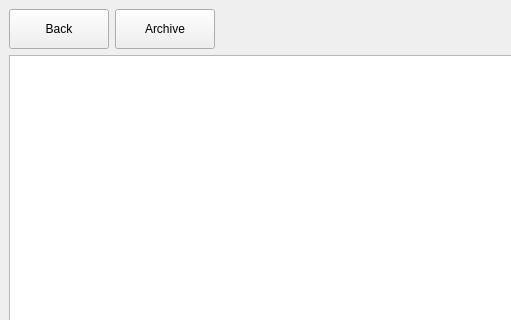
Above: mainwindow.ui from EugeneHryz/archiver before the change; both pictures show x 0 to 511 and y 0 to 320 of the 800 by 523 pixel window. Below: the same form after it.
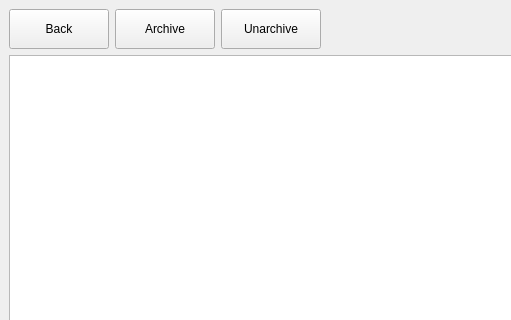
That is the form after the change.

Diff of the .ui file:
```diff
--- a/mainwindow.ui
+++ b/mainwindow.ui
@@ -21,6 +21,9 @@
     </sizepolicy>
    </property>
    <layout class="QGridLayout" name="gridLayout">
+    <item row="2" column="0" colspan="4">
+     <widget class="QListView" name="listView"/>
+    </item>
     <item row="0" column="0">
      <widget class="QPushButton" name="back">
       <property name="sizePolicy">
@@ -65,8 +68,24 @@
       </property>
      </widget>
     </item>
-    <item row="2" column="0" colspan="3">
-     <widget class="QListView" name="listView"/>
+    <item row="0" column="2">
+     <widget class="QPushButton" name="unarchive">
+      <property name="sizePolicy">
+       <sizepolicy hsizetype="Fixed" vsizetype="Fixed">
+        <horstretch>0</horstretch>
+        <verstretch>0</verstretch>
+       </sizepolicy>
+      </property>
+      <property name="minimumSize">
+       <size>
+        <width>100</width>
+        <height>40</height>
+       </size>
+      </property>
+      <property name="text">
+       <string>Unarchive</string>
+      </property>
+     </widget>
     </item>
    </layout>
   </widget>
@@ -76,7 +95,7 @@
      <x>0</x>
      <y>0</y>
      <width>800</width>
-     <height>21</height>
+     <height>20</height>
     </rect>
    </property>
   </widget>
```
